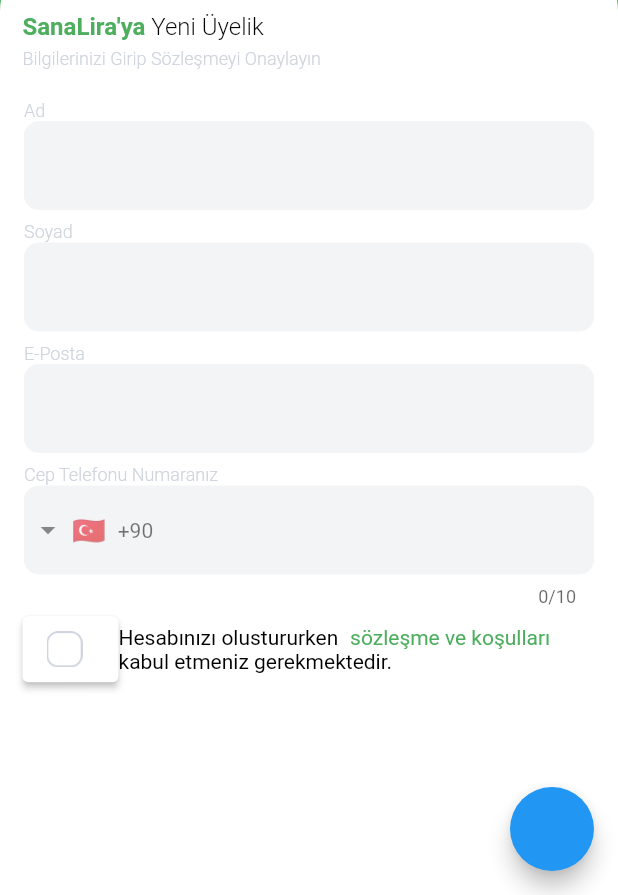
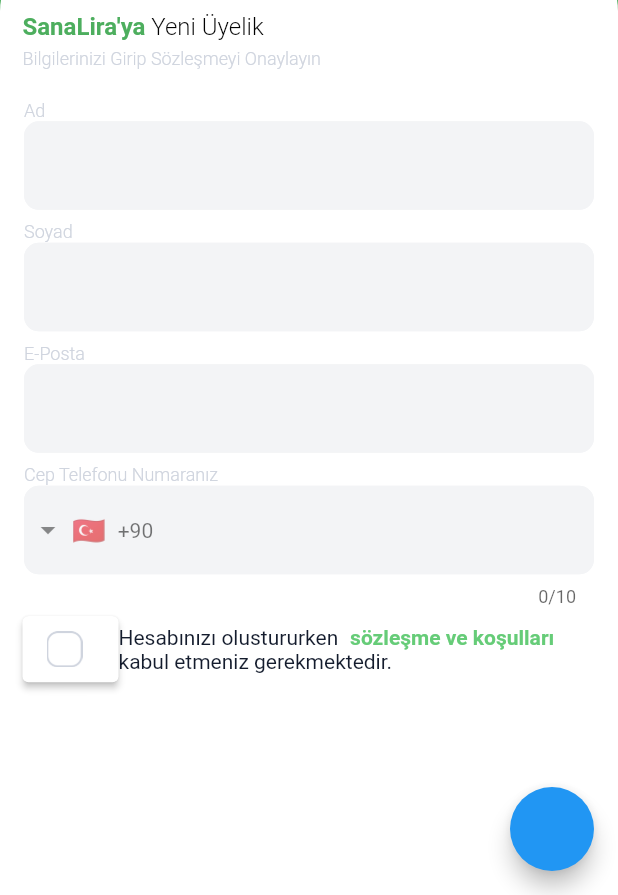
Before and after one commit to cuneyt0/sanalira_case, a Flutter app: the screen it shows after launch, on a phone screen of 412 x 824 dp, the part 341-1236 px from its top. Run offline on Flutter 3.47's test engine with Material 2 defaults, Android fonts, the phone set to English and light mode, and no system bars; drawn by our look-alikes of intl_phone_field; our stand-ins replace connectivity_plus, dio, email_validator, flutter_mobx, freezed_annotation, get_it and 1 more; generated files the repository leaves out were written again.

Commit message:
editing _contractText method

```diff
--- a/lib/app/presentation/register/screen/register.dart
+++ b/lib/app/presentation/register/screen/register.dart
@@ -129,71 +129,7 @@ class Register extends StatelessWidget {
                               ),
                               Padding(
                                 padding: const EdgeInsets.only(left: 15.0),
-                                child: Column(
-                                  children: [
-                                    Row(
-                                      children: [
-                                        Observer(builder: (context) {
-                                          return ElevatedButton.icon(
-                                              style: ElevatedButton.styleFrom(
-                                                padding: EdgeInsets.all(10),
-                                                backgroundColor: Colors.white,
-                                              ),
-                                              onPressed: (() {
-                                                if (_viewModel.isSelected ==
-                                                    false) {
-                                                  _viewModel.isSelected = true;
-                                                } else {
-                                                  _viewModel.isSelected = false;
-                                                }
-                                              }),
-                                              label: Text(''),
-                                              icon:
-                                                  _viewModel.isSelected == false
-                                                      ? Image.asset(
-                                                          Assets.icons.rectangle
-                                                              .keyName,
-                                                          width: 24,
-                                                          fit: BoxFit.fill,
-                                                        )
-                                                      : Icon(
-                                                          Icons.done,
-                                                          color: Colors.blue,
-                                                        ));
-                                        }),
-                                        RichText(
-                                            text: TextSpan(children: [
-                                          TextSpan(
-                                              text: 'Hesabınızı olustururken ',
-                                              style: TextStyle(
-                                                  color: Colors.black)),
-                                          TextSpan(text: ' '),
-                                          TextSpan(
-                                              text: 'sözleşme ve koşulları\n',
-                                              recognizer: TapGestureRecognizer()
-                                                ..onTap = () async {
-                                                  //Bakılacak.
-                                                  /* var url =
-                                                      'https://www.google.com/';
-                                                  if (await canLaunch(url)) {
-                                                    await launch(url);
-                                                  } else {
-                                                    throw 'Sayfa geçersiz';
-                                                  }*/
-                                                },
-                                              style: TextStyle(
-                                                color: ColorName.mediumSeaGreen,
-                                              )),
-                                          TextSpan(
-                                              text:
-                                                  'kabul etmeniz gerekmektedir.',
-                                              style: TextStyle(
-                                                  color: Colors.black))
-                                        ])),
-                                      ],
-                                    ),
-                                  ],
-                                ),
+                                child: _contractText(_viewModel),
                               ),
                             ],
                           ),
@@ -210,10 +146,17 @@ class Register extends StatelessWidget {
     );
   }
 
-  /**
-   *
-   * IconButton(
-                                        color: Colors.blue,
+  Column _contractText(RegisterViewModel _viewModel) {
+    return Column(
+      children: [
+        Row(
+          children: [
+            Observer(builder: (context) {
+              return ElevatedButton.icon(
+                  style: ElevatedButton.styleFrom(
+                    padding: EdgeInsets.all(10),
+                    backgroundColor: Colors.white,
+                  ),
                   onPressed: (() {
                     if (_viewModel.isSelected == false) {
                       _viewModel.isSelected = true;
@@ -221,10 +164,49 @@ class Register extends StatelessWidget {
                       _viewModel.isSelected = false;
                     }
                   }),
+                  label: Text(''),
                   icon: _viewModel.isSelected == false
-                                            ? Icon(Icons.delete)
-                                            : Icon(Icons.done));
-   */
+                      ? Image.asset(
+                          Assets.icons.rectangle.keyName,
+                          width: 24,
+                          fit: BoxFit.fill,
+                        )
+                      : Icon(
+                          Icons.done,
+                          color: Colors.blue,
+                        ));
+            }),
+            RichText(
+                text: TextSpan(children: [
+              TextSpan(
+                  text: 'Hesabınızı olustururken ',
+                  style: TextStyle(color: ColorName.darkGunmetal)),
+              TextSpan(text: ' '),
+              TextSpan(
+                  text: 'sözleşme ve koşulları\n',
+                  recognizer: TapGestureRecognizer()
+                    ..onTap = () async {
+                      //Bakılacak.
+                      /* var url =
+                                                    'https://www.google.com/';
+                                                if (await canLaunch(url)) {
+                                                  await launch(url);
+                                                } else {
+                                                  throw 'Sayfa geçersiz';
+                                                }*/
+                    },
+                  style: TextStyle(
+                      color: ColorName.iguanaGreen,
+                      fontWeight: FontWeight.bold)),
+              TextSpan(
+                  text: 'kabul etmeniz gerekmektedir.',
+                  style: TextStyle(color: ColorName.darkGunmetal))
+            ])),
+          ],
+        ),
+      ],
+    );
+  }
 
   IntlPhoneField _phoneField(RegisterViewModel _viewModel) {
     return IntlPhoneField(
--- a/lib/gen/colors.gen.dart
+++ b/lib/gen/colors.gen.dart
@@ -16,6 +16,12 @@ class ColorName {
   /// Color: #F3F4F6
   static const Color antiFlashWhite = Color(0xFFF3F4F6);
 
+  /// Color: #141C2D
+  static const Color darkGunmetal = Color(0xFF141C2D);
+
+  /// Color: #66CC78
+  static const Color iguanaGreen = Color(0xFF66CC78);
+
   /// Color: #CFD4DE
   static const Color lightSilver = Color(0xFFCFD4DE);
 
```
Also changed, not shown: 1 other file. Lines whose indentation alone changed are shown as unchanged.
